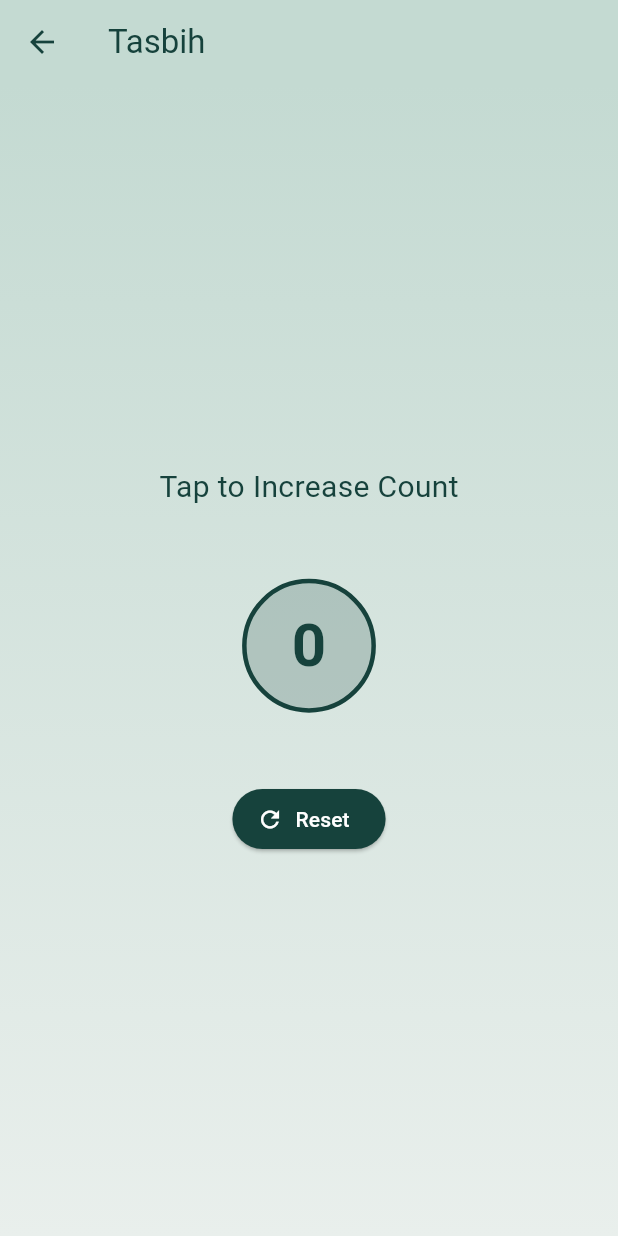
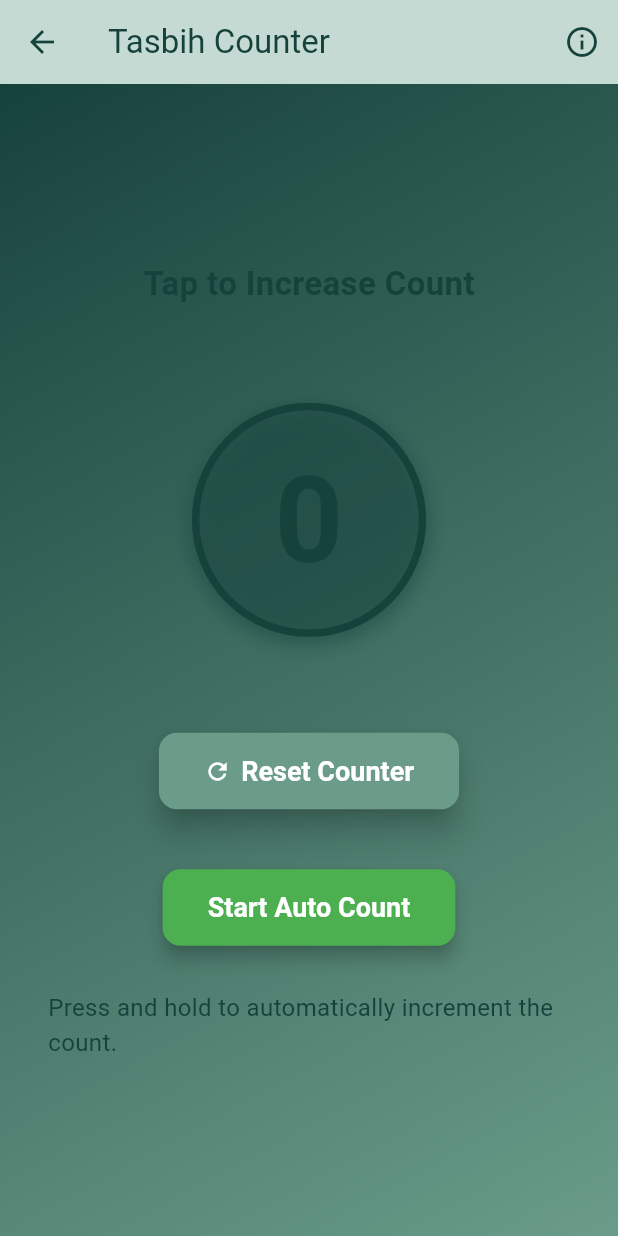
Before and after one commit to Abd210/prayer_app, a Flutter app: the TasbihPage screen opened directly, on a phone screen of 412 x 824 dp. Run offline on Flutter 3.47's test engine with Material 3 defaults, Android fonts, the phone set to English and light mode, and no system bars; our stand-ins replace adhan, geocoding, geolocator, sensors_plus, shared_preferences; missing offline and left inert: adhkar; accounts and stored records are empty.

```diff
--- a/lib/pages/tasbih_page.dart
+++ b/lib/pages/tasbih_page.dart
@@ -1,4 +1,6 @@
+import 'dart:async';
 import 'package:flutter/material.dart';
+import 'package:flutter/services.dart';
 
 class TasbihPage extends StatefulWidget {
   const TasbihPage({Key? key}) : super(key: key);
@@ -9,6 +11,20 @@ class TasbihPage extends StatefulWidget {
 
 class _TasbihPageState extends State<TasbihPage> {
   int _count = 0;
+  late Timer _timer;
+  bool _isRunning = false;
+
+  @override
+  void initState() {
+    super.initState();
+    SystemChrome.setPreferredOrientations([DeviceOrientation.portraitUp]);
+  }
+
+  @override
+  void dispose() {
+    _timer.cancel();
+    super.dispose();
+  }
 
   void _increment() {
     setState(() {
@@ -22,21 +38,62 @@ class _TasbihPageState extends State<TasbihPage> {
     });
   }
 
+  void _startAutoIncrement() {
+    _isRunning = true;
+    _timer = Timer.periodic(const Duration(seconds: 1), (timer) {
+      setState(() {
+        _count++;
+      });
+    });
+  }
+
+  void _stopAutoIncrement() {
+    _timer.cancel();
+    setState(() {
+      _isRunning = false;
+    });
+  }
+
   @override
   Widget build(BuildContext context) {
     final theme = Theme.of(context);
     return Scaffold(
       appBar: AppBar(
-        title: const Text('Tasbih'),
+        title: const Text('Tasbih Counter'),
+        actions: [
+          IconButton(
+            icon: const Icon(Icons.info_outline),
+            onPressed: () {
+              showDialog(
+                context: context,
+                builder: (context) {
+                  return AlertDialog(
+                    title: const Text('About Tasbih'),
+                    content: const Text(
+                        'This is a simple Tasbih counter app. Tap on the screen to increment the count or press the reset button to start over.'),
+                    actions: [
+                      TextButton(
+                        onPressed: () {
+                          Navigator.pop(context);
+                        },
+                        child: const Text('Close'),
+                      ),
+                    ],
+                  );
+                },
+              );
+            },
+          ),
+        ],
       ),
       body: Container(
         width: double.infinity,
         padding: const EdgeInsets.all(32),
         decoration: BoxDecoration(
           gradient: LinearGradient(
-            colors: [theme.colorScheme.surface, theme.colorScheme.background],
-            begin: Alignment.topCenter,
-            end: Alignment.bottomCenter,
+            colors: [theme.colorScheme.primary, theme.colorScheme.secondary],
+            begin: Alignment.topLeft,
+            end: Alignment.bottomRight,
           ),
         ),
         child: Column(
@@ -44,25 +101,40 @@ class _TasbihPageState extends State<TasbihPage> {
           children: [
             Text(
               'Tap to Increase Count',
-              style: TextStyle(fontSize: 20, color: theme.colorScheme.onBackground),
+              style: TextStyle(
+                fontSize: 22,
+                fontWeight: FontWeight.bold,
+                color: theme.colorScheme.onBackground,
+              ),
             ),
             const SizedBox(height: 30),
             GestureDetector(
               onTap: _increment,
-              child: Container(
-                padding: const EdgeInsets.all(30),
+              onLongPress: _isRunning ? _stopAutoIncrement : _startAutoIncrement,
+              child: AnimatedContainer(
+                duration: const Duration(milliseconds: 300),
+                curve: Curves.easeInOut,
+                padding: const EdgeInsets.all(50),
                 decoration: BoxDecoration(
                   color: theme.colorScheme.primary.withOpacity(0.2),
                   shape: BoxShape.circle,
                   border: Border.all(
                     color: theme.colorScheme.primary,
-                    width: 3,
+                    width: 5,
                   ),
+                  boxShadow: [
+                    BoxShadow(
+                      color: theme.colorScheme.primary.withOpacity(0.5),
+                      spreadRadius: 2,
+                      blurRadius: 10,
+                      offset: const Offset(0, 4),
+                    ),
+                  ],
                 ),
                 child: Text(
                   '$_count',
                   style: TextStyle(
-                    fontSize: 40,
+                    fontSize: 80,
                     fontWeight: FontWeight.bold,
                     color: theme.colorScheme.onBackground,
                   ),
@@ -73,10 +145,48 @@ class _TasbihPageState extends State<TasbihPage> {
             ElevatedButton.icon(
               onPressed: _reset,
               icon: const Icon(Icons.refresh),
-              label: const Text('Reset'),
+              label: const Text('Reset Counter'),
               style: ElevatedButton.styleFrom(
-                backgroundColor: theme.colorScheme.primary,
-                foregroundColor: theme.colorScheme.onPrimary,
+                foregroundColor: theme.colorScheme.onSecondary, backgroundColor: theme.colorScheme.secondary,
+                padding: const EdgeInsets.symmetric(vertical: 15, horizontal: 30),
+                textStyle: TextStyle(
+                  fontWeight: FontWeight.bold,
+                  fontSize: 18,
+                ),
+                elevation: 8,
+                shape: RoundedRectangleBorder(
+                  borderRadius: BorderRadius.circular(12),
+                ),
+              ),
+            ),
+            const SizedBox(height: 40),
+            Row(
+              mainAxisAlignment: MainAxisAlignment.center,
+              children: [
+                ElevatedButton(
+                  onPressed: _isRunning ? _stopAutoIncrement : _startAutoIncrement,
+                  style: ElevatedButton.styleFrom(
+                    foregroundColor: Colors.white, backgroundColor: _isRunning ? Colors.red : Colors.green,
+                    padding: const EdgeInsets.symmetric(vertical: 15, horizontal: 30),
+                    textStyle: TextStyle(
+                      fontWeight: FontWeight.bold,
+                      fontSize: 18,
+                    ),
+                    elevation: 5,
+                    shape: RoundedRectangleBorder(
+                      borderRadius: BorderRadius.circular(12),
+                    ),
+                  ),
+                  child: Text(_isRunning ? 'Stop Auto Count' : 'Start Auto Count'),
+                ),
+              ],
+            ),
+            const SizedBox(height: 30),
+            Text(
+              'Press and hold to automatically increment the count.',
+              style: TextStyle(
+                fontSize: 16,
+                color: theme.colorScheme.onBackground,
               ),
             ),
           ],
--- a/pubspec.yaml
+++ b/pubspec.yaml
@@ -45,6 +45,7 @@ dependencies:
   shared_preferences: ^2.5.1
   audioplayers: ^6.1.1
   geocoding: ^2.0.0
+  sensors_plus: any
 
 dev_dependencies:
   flutter_test:
```
Also changed, not shown: lib/pages/qibla_page.dart (+27 -8 lines), pubspec.lock.
